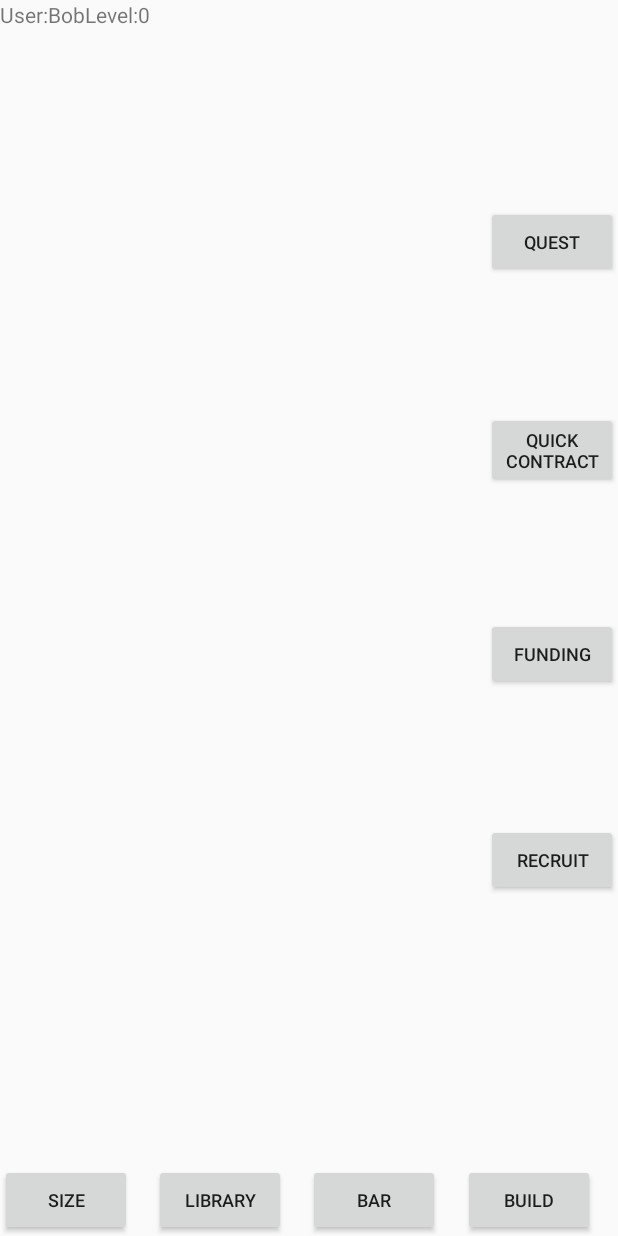
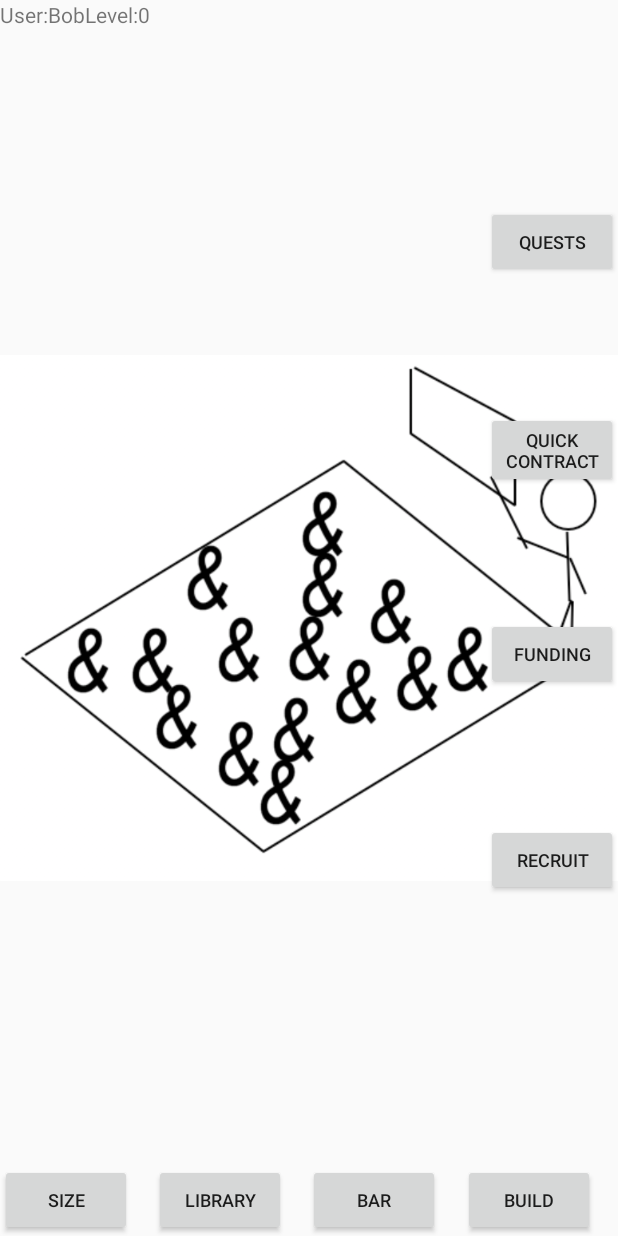
Before and after one commit to Kyarie/Uni3000, an Android app: the UniversityActivity screen opened directly, with no data from a screen before it, on a phone screen of 412 x 824 dp. Run offline under Robolectric (Android 15) with nearby library versions, the phone set to English and light mode, and no system bars; our stand-ins replace Dagger/Hilt's generated code; 3 statements that could not run were skipped.

```diff
--- a/app/src/main/AndroidManifest.xml
+++ b/app/src/main/AndroidManifest.xml
@@ -19,7 +19,8 @@
         </activity>
         <activity
             android:name=".view.university.UniversityActivity"
-            android:label="@string/title_activity_university"/>
+            android:label="@string/title_activity_university" />
+        <activity android:name=".view.library.LibraryActivity"></activity>
     </application>
 
 </manifest>
--- a/app/src/main/java/com/uni3000/uni3000/di/ActivityBuilder.java
+++ b/app/src/main/java/com/uni3000/uni3000/di/ActivityBuilder.java
@@ -5,6 +5,7 @@ import dagger.android.ContributesAndroidInjector;
 import com.uni3000.uni3000.view.home.HomeActivity;
 import com.uni3000.uni3000.view.home.HomeModule;
 import com.uni3000.uni3000.view.home.FragmentProvider;
+import com.uni3000.uni3000.view.library.LibraryActivity;
 import com.uni3000.uni3000.view.university.UniversityActivity;
 import com.uni3000.uni3000.view.university.UniversityModule;
 
@@ -15,4 +16,7 @@ public abstract class ActivityBuilder {
     abstract HomeActivity bindHomeActivity();
     @ContributesAndroidInjector(modules = {UniversityModule.class, com.uni3000.uni3000.view.university.FragmentProvider.class})
     abstract UniversityActivity bindUniversityActivity();
+    @ContributesAndroidInjector(modules = {UniversityModule.class, com.uni3000.uni3000.view.library.FragmentProvider.class})
+    abstract LibraryActivity bindLibraryActivity();
+
 }
--- a/app/src/main/java/com/uni3000/uni3000/view/university/UniversityActivity.java
+++ b/app/src/main/java/com/uni3000/uni3000/view/university/UniversityActivity.java
@@ -24,7 +24,7 @@ public class UniversityActivity extends AppCompatActivity implements HasSupportF
     protected void onCreate(Bundle savedInstanceState) {
         AndroidInjection.inject(this);
         super.onCreate(savedInstanceState);
-        setContentView(R.layout.popup_university);
+        setContentView(R.layout.activity_university);
 
         if (savedInstanceState == null)
             getSupportFragmentManager()
--- a/app/src/main/res/layout/popup_university.xml
+++ b/app/src/main/res/layout/activity_university.xml
@@ -6,13 +6,21 @@
     android:layout_height="match_parent"
     tools:context="com.uni3000.uni3000.view.university.UniversityActivity">
 
+    <ImageView
+        android:id="@+id/crappyHouse"
+        android:layout_width="wrap_content"
+        android:layout_height="wrap_content"
+        app:srcCompat="@drawable/crappyhouse"
+        android:layout_centerHorizontal="true"
+        android:layout_centerVertical="true"/>
+
     <LinearLayout
         xmlns:android="http://schemas.android.com/apk/res/android"
         android:layout_width="wrap_content"
         android:layout_height="fill_parent"
         android:orientation="vertical"
         android:layout_alignParentRight="true"
-        >
+        android:id="@+id/linearLayout">
         <LinearLayout
             android:layout_width="wrap_content"
             android:layout_height="0dp"
@@ -39,7 +47,7 @@
                 android:id="@+id/questButton"
                 android:layout_width="wrap_content"
                 android:layout_height="wrap_content"
-                android:text="Quest"
+                android:text="@string/university_questButton"
                 android:textSize="12sp" />
         </LinearLayout>
         <LinearLayout
@@ -54,7 +62,7 @@
                 android:id="@+id/contractButton"
                 android:layout_width="wrap_content"
                 android:layout_height="wrap_content"
-                android:text="Quick\nContract"
+                android:text="@string/university_contractButton"
                 android:textSize="12sp" />
         </LinearLayout>
         <LinearLayout
@@ -69,7 +77,7 @@
                 android:id="@+id/fundingButton"
                 android:layout_width="wrap_content"
                 android:layout_height="wrap_content"
-                android:text="Funding"
+                android:text="@string/university_fundingButton"
                 android:textSize="12sp" />
         </LinearLayout>
         <LinearLayout
@@ -84,7 +92,7 @@
                 android:id="@+id/recruitButton"
                 android:layout_width="wrap_content"
                 android:layout_height="wrap_content"
-                android:text="Recruit"
+                android:text="@string/university_recruitButton"
                 android:textSize="12sp" />
         </LinearLayout>
         <LinearLayout
--- a/app/src/main/res/values/strings.xml
+++ b/app/src/main/res/values/strings.xml
@@ -9,6 +9,17 @@
     <string name="money">Money: </string>
     <string name="ranking">Ranking: </string>
 
+    <!-- Buttons -->
+    <string name="university_questButton">Quests</string>
+    <string name="university_contractButton">Quick\nContract</string>
+    <string name="university_fundingButton">Funding</string>
+    <string name="university_recruitButton">Recruit</string>
+
+    <string name="library_chatButton">Chat with\nBrat</string>
+    <string name="library_learnButton">Learn</string>
+    <string name="library_reviewButton">Review</string>
+    <string name="library_viewallButton">View All</string>
+
     <!-- TODO: Remove or change this placeholder text -->
     <string name="hello_blank_fragment">Hello blank fragment</string>
     <string name="title_activity_university">UniversityActivity</string>
```
Also changed, not shown: app/src/main/java/com/uni3000/uni3000/view/library/FragmentProvider.java (added, +19 -0 lines), app/src/main/java/com/uni3000/uni3000/view/library/LibraryActivity.java (added, +41 -0 lines), app/src/main/java/com/uni3000/uni3000/view/library/LibraryModule.java (added, +8 -0 lines), app/src/main/java/com/uni3000/uni3000/view/navigation_tab/NavigationTabFragment.java (+11 -1 lines), app/src/main/res/layout/activity_home.xml (+8 -0 lines), app/src/main/res/layout/activity_library.xml (added, +120 -0 lines), app/src/main/res/drawable/library.png (added).
